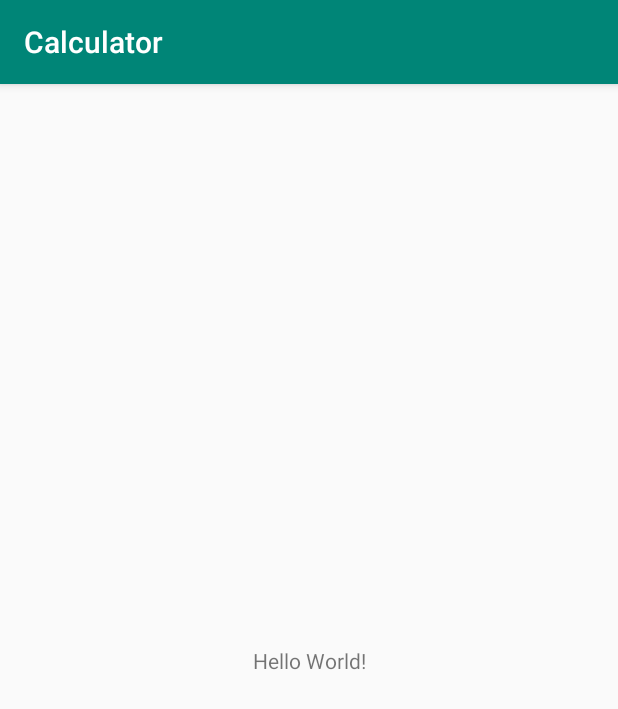
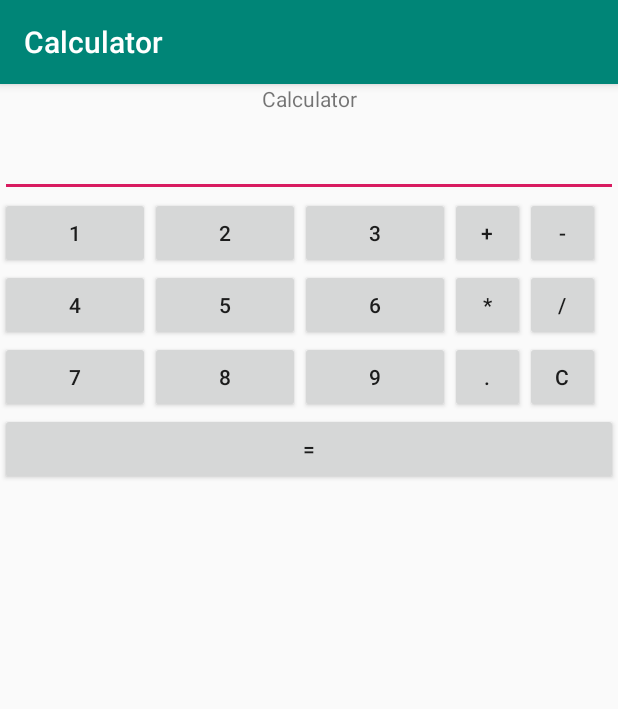
Before and after one commit to NishanKhadka10/Calculator, an Android app: the screen it shows after launch (MainActivity), on a phone screen of 412 x 824 dp. Shown: the top 709 px of the screen. Run offline under Robolectric (Android 15) with nearby library versions, the phone set to English and light mode, and no system bars.

Commit message:
Button added

```diff
--- a/app/src/main/AndroidManifest.xml
+++ b/app/src/main/AndroidManifest.xml
@@ -1,6 +1,6 @@
 <?xml version="1.0" encoding="utf-8"?>
 <manifest xmlns:android="http://schemas.android.com/apk/res/android"
-    package="com.calculator">
+    package="com.calculator" >
 
     <application
         android:allowBackup="true"
@@ -8,8 +8,8 @@
         android:label="@string/app_name"
         android:roundIcon="@mipmap/ic_launcher_round"
         android:supportsRtl="true"
-        android:theme="@style/AppTheme">
-        <activity android:name=".MainActivity">
+        android:theme="@style/AppTheme" >
+        <activity android:name=".MainActivity" >
             <intent-filter>
                 <action android:name="android.intent.action.MAIN" />
 
--- a/app/src/main/res/layout/activity_main.xml
+++ b/app/src/main/res/layout/activity_main.xml
@@ -1,18 +1,116 @@
 <?xml version="1.0" encoding="utf-8"?>
-<android.support.constraint.ConstraintLayout xmlns:android="http://schemas.android.com/apk/res/android"
+<LinearLayout xmlns:android="http://schemas.android.com/apk/res/android"
     xmlns:app="http://schemas.android.com/apk/res-auto"
     xmlns:tools="http://schemas.android.com/tools"
     android:layout_width="match_parent"
     android:layout_height="match_parent"
-    tools:context=".MainActivity">
+    tools:context=".MainActivity"
+    android:orientation="vertical"
+    >
 
-    <TextView
-        android:layout_width="wrap_content"
+   <TextView
+       android:id="@+id/tvoutput"
+       android:layout_width="match_parent"
+       android:layout_height="30dp"
+       android:text="Calculator"
+       android:textAlignment="center"
+       />
+    <EditText
+        android:layout_width="match_parent"
         android:layout_height="wrap_content"
-        android:text="Hello World!"
-        app:layout_constraintBottom_toBottomOf="parent"
-        app:layout_constraintLeft_toLeftOf="parent"
-        app:layout_constraintRight_toRightOf="parent"
-        app:layout_constraintTop_toTopOf="parent" />
+        />
+    <LinearLayout
+        android:layout_width="match_parent"
+        android:layout_height="wrap_content"
+        >
+<Button
+    android:layout_width="100dp"
+    android:layout_height="wrap_content"
+    android:text="1"
+    />
 
-</android.support.constraint.ConstraintLayout>
+    <Button
+        android:layout_width="100dp"
+        android:layout_height="wrap_content"
+        android:text="2"/>
+    <Button
+        android:layout_width="100dp"
+        android:layout_height="wrap_content"
+        android:text="3"/>
+        <Button
+            android:layout_width="50dp"
+            android:layout_height="wrap_content"
+            android:text="+"
+            />
+        <Button
+            android:layout_width="50dp"
+            android:layout_height="wrap_content"
+            android:text="-"
+            />
+</LinearLayout>
+
+    <LinearLayout
+        android:layout_width="match_parent"
+        android:layout_height="wrap_content"
+        >
+        <Button
+            android:layout_width="100dp"
+            android:layout_height="wrap_content"
+            android:text="4"/>
+
+        <Button
+            android:layout_width="100dp"
+            android:layout_height="wrap_content"
+            android:text="5"/>
+        <Button
+            android:layout_width="100dp"
+            android:layout_height="wrap_content"
+            android:text="6"/>
+        <Button
+            android:layout_width="50dp"
+            android:layout_height="wrap_content"
+            android:text="*"
+            />
+        <Button
+            android:layout_width="50dp"
+            android:layout_height="wrap_content"
+            android:text="/"
+            />
+    </LinearLayout>
+    <LinearLayout
+        android:layout_width="match_parent"
+        android:layout_height="wrap_content"
+        >
+        <Button
+            android:layout_width="100dp"
+            android:layout_height="wrap_content"
+            android:text="7"/>
+
+        <Button
+            android:layout_width="100dp"
+            android:layout_height="wrap_content"
+            android:text="8"/>
+        <Button
+            android:layout_width="100dp"
+            android:layout_height="wrap_content"
+            android:text="9"/>
+        <Button
+            android:layout_width="50dp"
+            android:layout_height="wrap_content"
+            android:text="."
+            />
+        <Button
+            android:layout_width="50dp"
+            android:layout_height="wrap_content"
+            android:text="C"
+            />
+
+    </LinearLayout>
+    <Button
+        android:layout_width="match_parent"
+        android:layout_height="wrap_content"
+        android:text="="/>
+
+
+
+</LinearLayout>
--- a/app/src/main/res/mipmap-anydpi-v26/ic_launcher.xml
+++ b/app/src/main/res/mipmap-anydpi-v26/ic_launcher.xml
@@ -1,5 +1,5 @@
 <?xml version="1.0" encoding="utf-8"?>
 <adaptive-icon xmlns:android="http://schemas.android.com/apk/res/android">
-    <background android:drawable="@drawable/ic_launcher_background" />
-    <foreground android:drawable="@drawable/ic_launcher_foreground" />
+    <background android:drawable="@drawable/ic_launcher_background"/>
+    <foreground android:drawable="@drawable/ic_launcher_foreground"/>
 </adaptive-icon>
--- a/app/src/main/res/mipmap-anydpi-v26/ic_launcher_round.xml
+++ b/app/src/main/res/mipmap-anydpi-v26/ic_launcher_round.xml
@@ -1,5 +1,5 @@
 <?xml version="1.0" encoding="utf-8"?>
 <adaptive-icon xmlns:android="http://schemas.android.com/apk/res/android">
-    <background android:drawable="@drawable/ic_launcher_background" />
-    <foreground android:drawable="@drawable/ic_launcher_foreground" />
+    <background android:drawable="@drawable/ic_launcher_background"/>
+    <foreground android:drawable="@drawable/ic_launcher_foreground"/>
 </adaptive-icon>
```
Also changed, not shown: app/src/main/res/drawable-v24/ic_launcher_foreground.xml (+6 -6 lines), app/src/main/res/drawable/ic_launcher_background.xml (+70 -166 lines).
